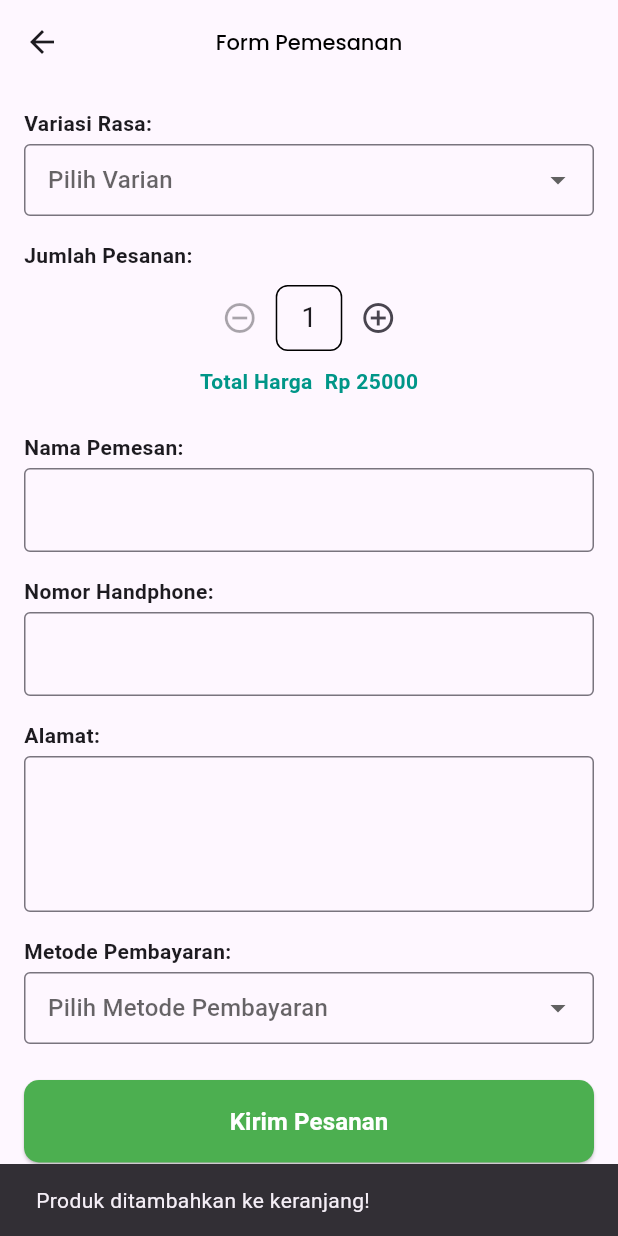
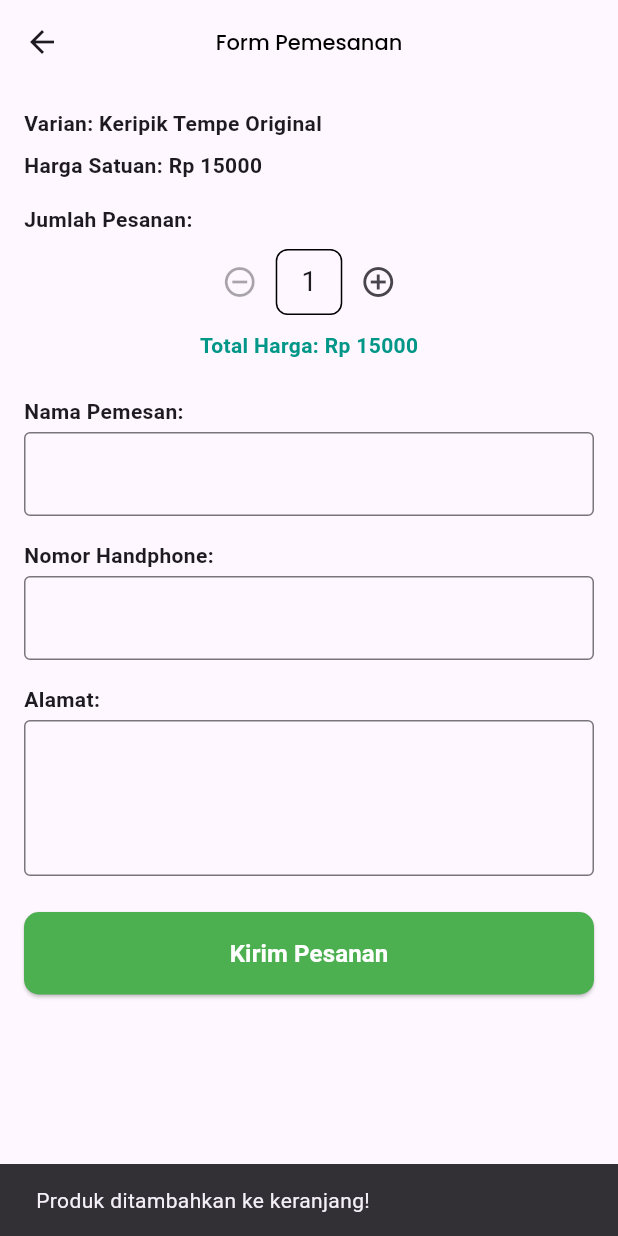
Before and after one commit to insidedin/keriuktempe, a Flutter app: the DetailProduk screen opened directly, after a tap on "Beli Sekarang", on a phone screen of 412 x 824 dp. Run offline on Flutter 3.47's test engine with Material 3 defaults, Android fonts, the phone set to English and light mode, and no system bars; our stand-ins replace google_fonts.

Commit message:
passing data

```diff
--- a/lib/detailproduk.dart
+++ b/lib/detailproduk.dart
@@ -35,7 +35,6 @@ class DetailProduk extends StatelessWidget {
         child: Column(
           crossAxisAlignment: CrossAxisAlignment.start,
           children: [
-
             //memanggil gambar produk
             Center(
               child: Image.asset(
@@ -98,7 +97,10 @@ class DetailProduk extends StatelessWidget {
                 Navigator.push(
                   context,
                   MaterialPageRoute(
-                    builder: (context) => Formpesan(),
+                    builder: (context) => Formpesan(
+                      rasa: nama,
+                      harga: int.parse(harga.replaceAll(RegExp(r'[^0-9]'), '')),
+                    ),
                   ),
                 );
                 ScaffoldMessenger.of(context).showSnackBar(
--- a/lib/formpesan.dart
+++ b/lib/formpesan.dart
@@ -2,38 +2,28 @@ import 'package:flutter/material.dart';
 import 'package:keripiktempe/widgets/textview.dart';
 
 class Formpesan extends StatefulWidget {
-  const Formpesan({super.key});
+  final String rasa;
+  final int harga;
+
+  const Formpesan({
+    super.key,
+    required this.rasa,
+    required this.harga,
+  });
 
   @override
   State<Formpesan> createState() => _FormpesanState();
 }
 
 class _FormpesanState extends State<Formpesan> {
-  //definisi controller inputan
   final TextEditingController namaController = TextEditingController();
   final TextEditingController hpController = TextEditingController();
   final TextEditingController alamatController = TextEditingController();
 
-  //definisi variabel
   int jumlahPesanan = 1;
-  int hargaSatuan = 25000;
-  int get totalHarga => jumlahPesanan * hargaSatuan;
 
-  //variabel untuk menyimpan pilihan
-  String? rasaTerpilih;
-  String? metodePembayaran;
+  int get totalHarga => jumlahPesanan * widget.harga;
 
-  List<String> variasiRasa = [
-    'Keripik Tempe Manis Asin Sedap',
-    'Keripik Tempe Pedas Gurih',
-    'Keripik Tempe Original Renyah'
-  ];
-
-  List<String> metodePembayaranList = [
-    'COD (Cash On Delivery)',
-    'Transfer Bank',
-    'E-Wallet'
-  ];
   @override
   Widget build(BuildContext context) {
     return Scaffold(
@@ -55,22 +45,11 @@ class _FormpesanState extends State<Formpesan> {
             crossAxisAlignment: CrossAxisAlignment.start,
             children: [
 
-              // Variasi Rasa
-              Text('Variasi Rasa:', style: TextStyle(fontWeight: FontWeight.w600)),
-              const SizedBox(height: 4),
-              DropdownButtonFormField<String>(
-                value: rasaTerpilih,
-                hint: Text('Pilih Varian'),
-                onChanged: (value) => setState(() => rasaTerpilih = value),
-                items: variasiRasa.map((rasa) {
-                  return DropdownMenuItem(value: rasa, child: Text(rasa));
-                }).toList(),
-                decoration: InputDecoration(
-                  border: OutlineInputBorder(),
-                  contentPadding: EdgeInsets.symmetric(horizontal: 12, vertical: 12),
-                ),
-              ),
-              const SizedBox(height: 16),
+              // Info Produk
+              Text('Varian: ${widget.rasa}', style: TextStyle(fontWeight: FontWeight.w600)),
+              SizedBox(height: 8),
+              Text('Harga Satuan: Rp ${widget.harga}', style: TextStyle(fontWeight: FontWeight.w600)),
+              SizedBox(height: 16),
 
               // Jumlah Pesanan
               Text('Jumlah Pesanan:', style: TextStyle(fontWeight: FontWeight.w600)),
@@ -104,14 +83,13 @@ class _FormpesanState extends State<Formpesan> {
               Row(
                 mainAxisAlignment: MainAxisAlignment.center,
                 children: [
-                  Text('Total Harga', style: TextStyle(color: Colors.teal, fontWeight: FontWeight.bold)),
-                  SizedBox(width: 8),
+                  Text('Total Harga: ', style: TextStyle(color: Colors.teal, fontWeight: FontWeight.bold)),
                   Text('Rp ${totalHarga.toString()}', style: TextStyle(color: Colors.teal, fontWeight: FontWeight.bold)),
                 ],
               ),
               const SizedBox(height: 24),
 
-              // Nama Pemesan
+              // Form Inputan
               Text('Nama Pemesan:', style: TextStyle(fontWeight: FontWeight.w600)),
               const SizedBox(height: 4),
               TextField(
@@ -122,7 +100,6 @@ class _FormpesanState extends State<Formpesan> {
               ),
               const SizedBox(height: 16),
 
-              // Nomor HP
               Text('Nomor Handphone:', style: TextStyle(fontWeight: FontWeight.w600)),
               const SizedBox(height: 4),
               TextField(
@@ -134,7 +111,6 @@ class _FormpesanState extends State<Formpesan> {
               ),
               const SizedBox(height: 16),
 
-              // Alamat
               Text('Alamat:', style: TextStyle(fontWeight: FontWeight.w600)),
               const SizedBox(height: 4),
               TextField(
@@ -144,33 +120,13 @@ class _FormpesanState extends State<Formpesan> {
                   border: OutlineInputBorder(),
                 ),
               ),
-              const SizedBox(height: 16),
-
-              // Metode Pembayaran
-              Text('Metode Pembayaran:', style: TextStyle(fontWeight: FontWeight.w600)),
-              const SizedBox(height: 4),
-              DropdownButtonFormField<String>(
-                value: metodePembayaran,
-                hint: Text('Pilih Metode Pembayaran'),
-                onChanged: (value) => setState(() => metodePembayaran = value),
-                items: metodePembayaranList.map((metode) {
-                  return DropdownMenuItem(value: metode, child: Text(metode));
-                }).toList(),
-                decoration: InputDecoration(
-                  border: OutlineInputBorder(),
-                  contentPadding: EdgeInsets.symmetric(horizontal: 12, vertical: 12),
-                ),
-              ),
               const SizedBox(height: 24),
 
               // Tombol Kirim
               buttonView(
                 'Kirim Pesanan',
                 () {
-                  // Validasi data sebelum kirim
-                  if (rasaTerpilih == null ||
-                      metodePembayaran == null ||
-                      namaController.text.isEmpty ||
+                  if (namaController.text.isEmpty ||
                       hpController.text.isEmpty ||
                       alamatController.text.isEmpty) {
                     ScaffoldMessenger.of(context).showSnackBar(
@@ -179,9 +135,9 @@ class _FormpesanState extends State<Formpesan> {
                     return;
                   }
 
-                  // Lanjutkan ke submit/pesan
+                  // Kirim data pesanan, simpan ke database atau API
                   ScaffoldMessenger.of(context).showSnackBar(
-                    SnackBar(content: Text('Pesanan dikirim!')),
+                    SnackBar(content: Text('Pesanan berhasil dikirim!')),
                   );
                 },
               ),
```
